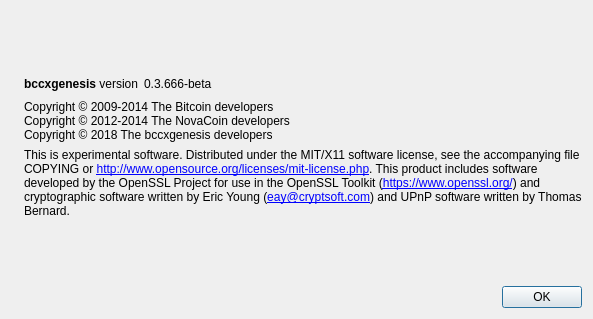
This is src/qt/forms/aboutdialog.ui in 5erendipity/BlockChainCoinX as Qt 5 draws it before an edit. The edited form follows.
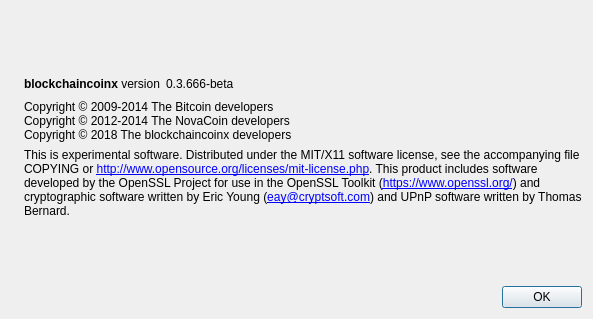
This is the edited form. Icons and pictures are not drawn.

```diff
--- a/src/qt/forms/aboutdialog.ui
+++ b/src/qt/forms/aboutdialog.ui
@@ -53,7 +53,7 @@
           <cursorShape>IBeamCursor</cursorShape>
          </property>
          <property name="text">
-          <string>&lt;b&gt;bccxgenesis&lt;/b&gt; version</string>
+          <string>&lt;b&gt;blockchaincoinx&lt;/b&gt; version</string>
          </property>
          <property name="textInteractionFlags">
           <set>Qt::LinksAccessibleByMouse|Qt::TextSelectableByKeyboard|Qt::TextSelectableByMouse</set>
@@ -96,7 +96,7 @@
        <property name="text">
         <string>Copyright © 2009-2014 The Bitcoin developers
 Copyright © 2012-2014 The NovaCoin developers
-Copyright © 2018 The bccxgenesis developers</string>
+Copyright © 2018 The blockchaincoinx developers</string>
        </property>
        <property name="textInteractionFlags">
         <set>Qt::LinksAccessibleByMouse|Qt::TextSelectableByKeyboard|Qt::TextSelectableByMouse</set>
```
Left out of the diff: 2 changed lines with no effect on the pictures.
